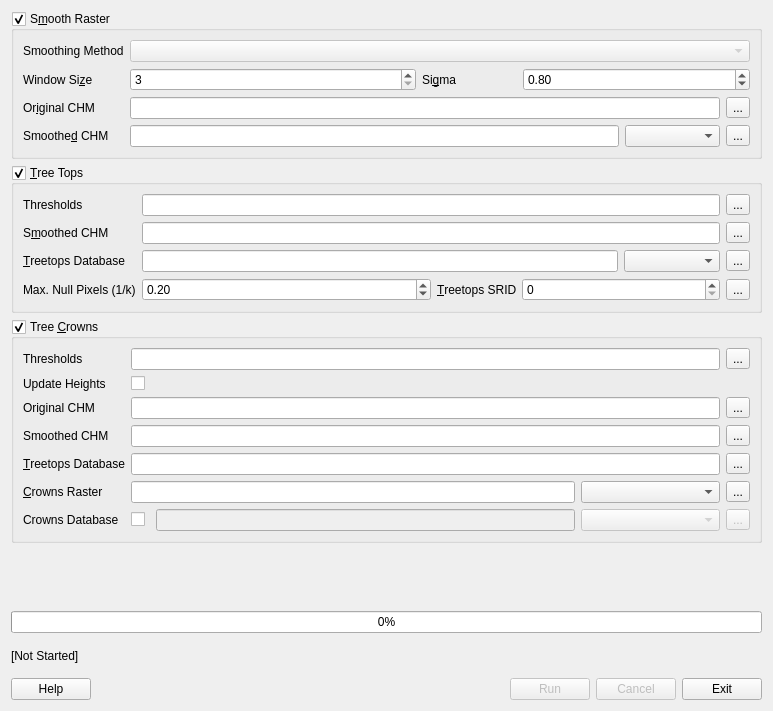
Before: the Qt Designer form src/treetops.ui in rskelly/treetops, drawn with Qt 5.
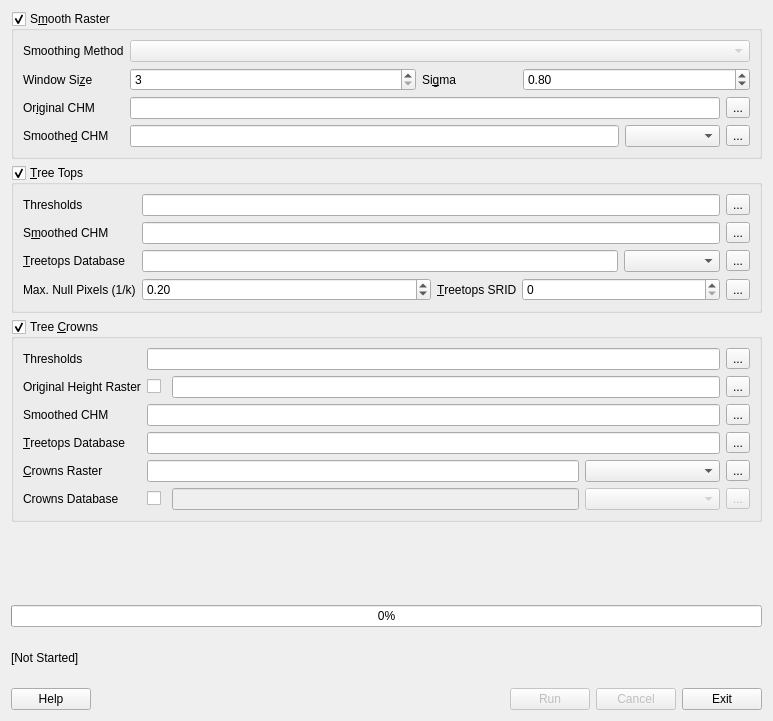
After: the same form once the commit is applied.

Commit message: Update heights checkbox disables original CHM file selection. Changed label. Resolves #46.

Diff of the .ui file:
```diff
--- a/src/treetops.ui
+++ b/src/treetops.ui
@@ -7,7 +7,7 @@
     <x>0</x>
     <y>0</y>
     <width>773</width>
-    <height>711</height>
+    <height>721</height>
    </rect>
   </property>
   <property name="sizePolicy">
@@ -409,7 +409,17 @@
      <layout class="QHBoxLayout" name="horizontalLayout_3">
       <item>
        <layout class="QGridLayout" name="crownsGrid">
-        <item row="2" column="0" colspan="2">
+        <item row="1" column="3" colspan="4">
+         <widget class="QLineEdit" name="txtCrownsOriginalCHM"/>
+        </item>
+        <item row="1" column="2">
+         <widget class="QCheckBox" name="chkCrownsUpdateHeights">
+          <property name="text">
+           <string/>
+          </property>
+         </widget>
+        </item>
+        <item row="1" column="0" colspan="2">
          <widget class="QLabel" name="label_4">
           <property name="sizePolicy">
            <sizepolicy hsizetype="Fixed" vsizetype="Preferred">
@@ -418,11 +428,11 @@
            </sizepolicy>
           </property>
           <property name="text">
-           <string>Original CHM</string>
+           <string>Original Height Raster</string>
           </property>
          </widget>
         </item>
-        <item row="3" column="0" colspan="2">
+        <item row="2" column="0" colspan="2">
          <widget class="QLabel" name="label_13">
           <property name="sizePolicy">
            <sizepolicy hsizetype="Fixed" vsizetype="Preferred">
@@ -438,20 +448,7 @@
           </property>
          </widget>
         </item>
-        <item row="1" column="0" colspan="2">
-         <widget class="QLabel" name="label_14">
-          <property name="sizePolicy">
-           <sizepolicy hsizetype="Fixed" vsizetype="Preferred">
-            <horstretch>0</horstretch>
-            <verstretch>0</verstretch>
-           </sizepolicy>
-          </property>
-          <property name="text">
-           <string>Update Heights</string>
-          </property>
-         </widget>
-        </item>
-        <item row="4" column="0" colspan="2">
+        <item row="3" column="0" colspan="2">
          <widget class="QLabel" name="label_15">
           <property name="sizePolicy">
            <sizepolicy hsizetype="Fixed" vsizetype="Preferred">
@@ -474,21 +471,21 @@
           </property>
          </widget>
         </item>
-        <item row="6" column="6">
+        <item row="5" column="6">
          <widget class="QComboBox" name="cboCrownsCrownsDatabaseDriver">
           <property name="enabled">
            <bool>false</bool>
           </property>
          </widget>
         </item>
-        <item row="2" column="7">
+        <item row="1" column="7">
          <widget class="QToolButton" name="btnCrownsOriginalCHM">
           <property name="text">
            <string>...</string>
           </property>
          </widget>
         </item>
-        <item row="3" column="7">
+        <item row="2" column="7">
          <widget class="QToolButton" name="btnCrownsSmoothedCHM">
           <property name="mouseTracking">
            <bool>false</bool>
@@ -501,7 +498,7 @@
           </property>
          </widget>
         </item>
-        <item row="6" column="7">
+        <item row="5" column="7">
          <widget class="QToolButton" name="btnCrownsCrownsDatabase">
           <property name="enabled">
            <bool>false</bool>
@@ -517,7 +514,10 @@
           </property>
          </widget>
         </item>
-        <item row="4" column="7">
+        <item row="4" column="6">
+         <widget class="QComboBox" name="cboCrownsCrownsRasterDriver"/>
+        </item>
+        <item row="3" column="7">
          <widget class="QToolButton" name="btnCrownsTreetopsDatabase">
           <property name="mouseTracking">
            <bool>false</bool>
@@ -530,7 +530,7 @@
           </property>
          </widget>
         </item>
-        <item row="5" column="7">
+        <item row="4" column="7">
          <widget class="QToolButton" name="btnCrownsCrownsRaster">
           <property name="mouseTracking">
            <bool>false</bool>
@@ -543,23 +543,7 @@
           </property>
          </widget>
         </item>
-        <item row="5" column="6">
-         <widget class="QComboBox" name="cboCrownsCrownsRasterDriver"/>
-        </item>
-        <item row="6" column="3" colspan="3">
-         <widget class="QLineEdit" name="txtCrownsCrownsDatabase">
-          <property name="enabled">
-           <bool>false</bool>
-          </property>
-          <property name="mouseTracking">
-           <bool>false</bool>
-          </property>
-          <property name="acceptDrops">
-           <bool>false</bool>
-          </property>
-         </widget>
-        </item>
-        <item row="5" column="2" colspan="4">
+        <item row="4" column="2" colspan="4">
          <widget class="QLineEdit" name="txtCrownsCrownsRaster">
           <property name="mouseTracking">
            <bool>false</bool>
@@ -569,7 +553,20 @@
           </property>
          </widget>
         </item>
-        <item row="4" column="2" colspan="5">
+        <item row="5" column="3" colspan="3">
+         <widget class="QLineEdit" name="txtCrownsCrownsDatabase">
+          <property name="enabled">
+           <bool>false</bool>
+          </property>
+          <property name="mouseTracking">
+           <bool>false</bool>
+          </property>
+          <property name="acceptDrops">
+           <bool>false</bool>
+          </property>
+         </widget>
+        </item>
+        <item row="3" column="2" colspan="5">
          <widget class="QLineEdit" name="txtCrownsTreetopsDatabase">
           <property name="mouseTracking">
            <bool>false</bool>
@@ -579,7 +576,17 @@
           </property>
          </widget>
         </item>
-        <item row="6" column="0" colspan="2">
+        <item row="2" column="2" colspan="5">
+         <widget class="QLineEdit" name="txtCrownsSmoothedCHM">
+          <property name="mouseTracking">
+           <bool>false</bool>
+          </property>
+          <property name="acceptDrops">
+           <bool>false</bool>
+          </property>
+         </widget>
+        </item>
+        <item row="5" column="0" colspan="2">
          <widget class="QLabel" name="label_19">
           <property name="sizePolicy">
            <sizepolicy hsizetype="Fixed" vsizetype="Preferred">
@@ -592,26 +599,6 @@
           </property>
          </widget>
         </item>
-        <item row="3" column="2" colspan="5">
-         <widget class="QLineEdit" name="txtCrownsSmoothedCHM">
-          <property name="mouseTracking">
-           <bool>false</bool>
-          </property>
-          <property name="acceptDrops">
-           <bool>false</bool>
-          </property>
-         </widget>
-        </item>
-        <item row="2" column="2" colspan="5">
-         <widget class="QLineEdit" name="txtCrownsOriginalCHM"/>
-        </item>
-        <item row="1" column="2" colspan="6">
-         <widget class="QCheckBox" name="chkCrownsUpdateHeights">
-          <property name="text">
-           <string/>
-          </property>
-         </widget>
-        </item>
         <item row="0" column="2" colspan="5">
          <widget class="QLineEdit" name="txtCrownsThresholds">
           <property name="sizePolicy">
@@ -622,7 +609,7 @@
           </property>
          </widget>
         </item>
-        <item row="5" column="0" colspan="2">
+        <item row="4" column="0" colspan="2">
          <widget class="QLabel" name="label_10">
           <property name="sizePolicy">
            <sizepolicy hsizetype="Fixed" vsizetype="Preferred">
@@ -651,7 +638,7 @@
           </property>
          </widget>
         </item>
-        <item row="6" column="2">
+        <item row="5" column="2">
          <widget class="QCheckBox" name="chkCrownsDoDatabase">
           <property name="sizePolicy">
            <sizepolicy hsizetype="Fixed" vsizetype="Fixed">
```
The commit also changes 1 other file.
